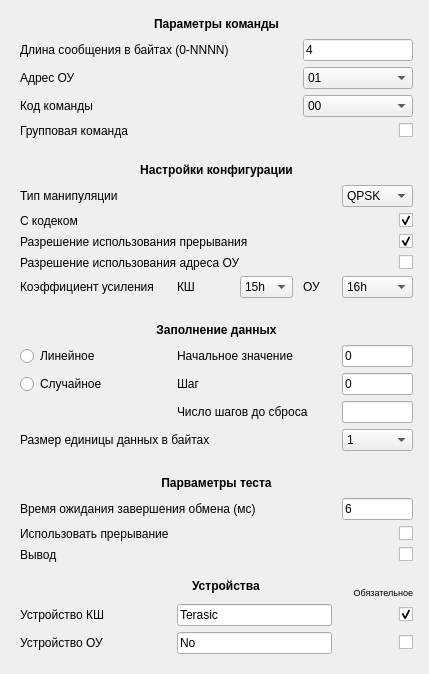
Qt form default/settings_trm_single_test.ui (Veala/host_tgca-for-t_hsc) before a commit.
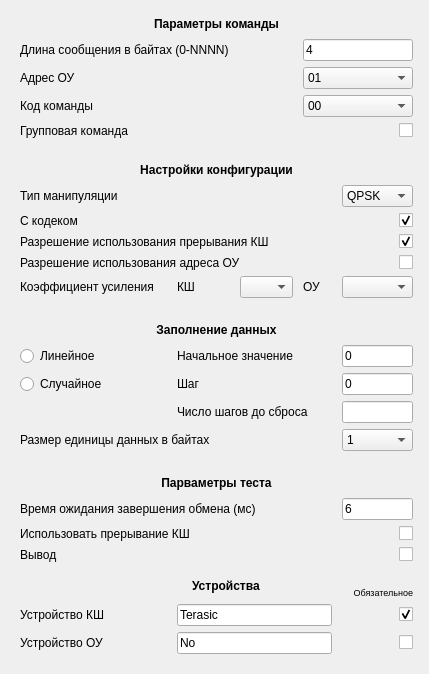
The same form after that commit. Icons and pictures are not drawn.

```diff
--- a/default/settings_trm_single_test.ui
+++ b/default/settings_trm_single_test.ui
@@ -90,7 +90,7 @@
    <item row="11" column="4">
     <widget class="QComboBox" name="comboBoxAmplRT">
      <property name="currentIndex">
-      <number>7</number>
+      <number>0</number>
      </property>
      <item>
       <property name="text">
@@ -859,7 +859,7 @@
    <item row="22" column="0" colspan="3">
     <widget class="QLabel" name="labelUseInt">
      <property name="text">
-      <string>Использовать прерывание</string>
+      <string>Использовать прерывание КШ</string>
      </property>
     </widget>
    </item>
@@ -969,7 +969,7 @@
    <item row="9" column="0" colspan="3">
     <widget class="QLabel" name="labelEnaInt">
      <property name="text">
-      <string>Разрешение использования прерывания</string>
+      <string>Разрешение использования прерывания КШ</string>
      </property>
     </widget>
    </item>
@@ -1086,7 +1086,7 @@
    <item row="11" column="2">
     <widget class="QComboBox" name="comboBoxAmplBC">
      <property name="currentIndex">
-      <number>6</number>
+      <number>0</number>
      </property>
      <item>
       <property name="text">
```
Left out of the diff: 10 changed lines with no effect on the pictures.
